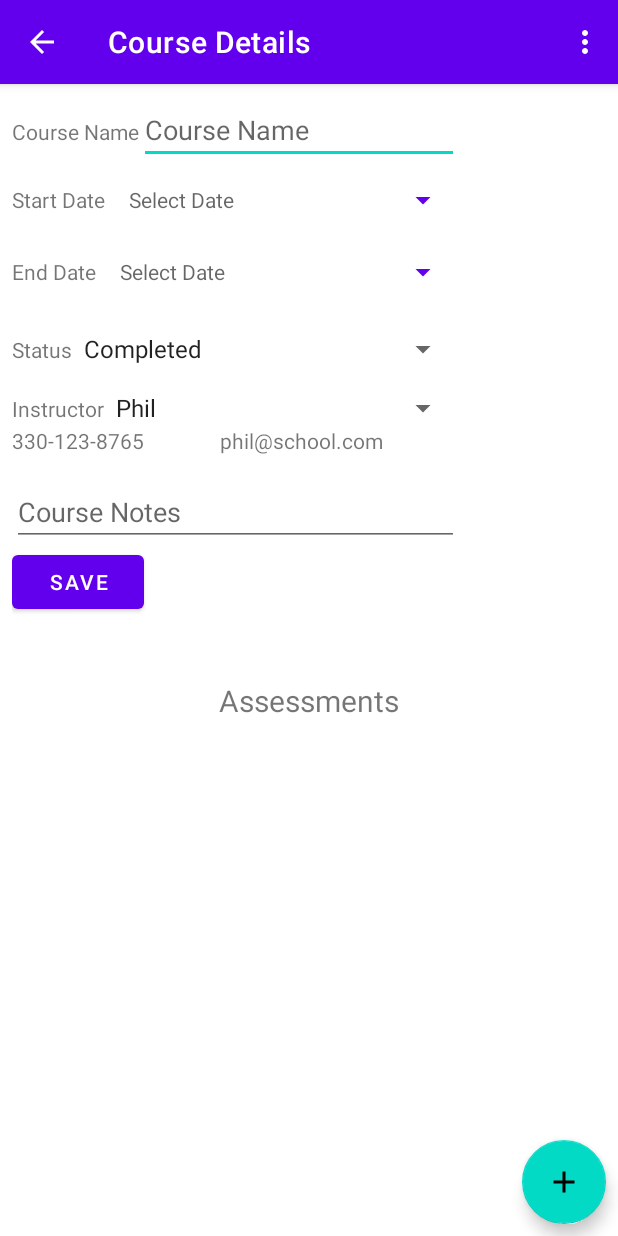
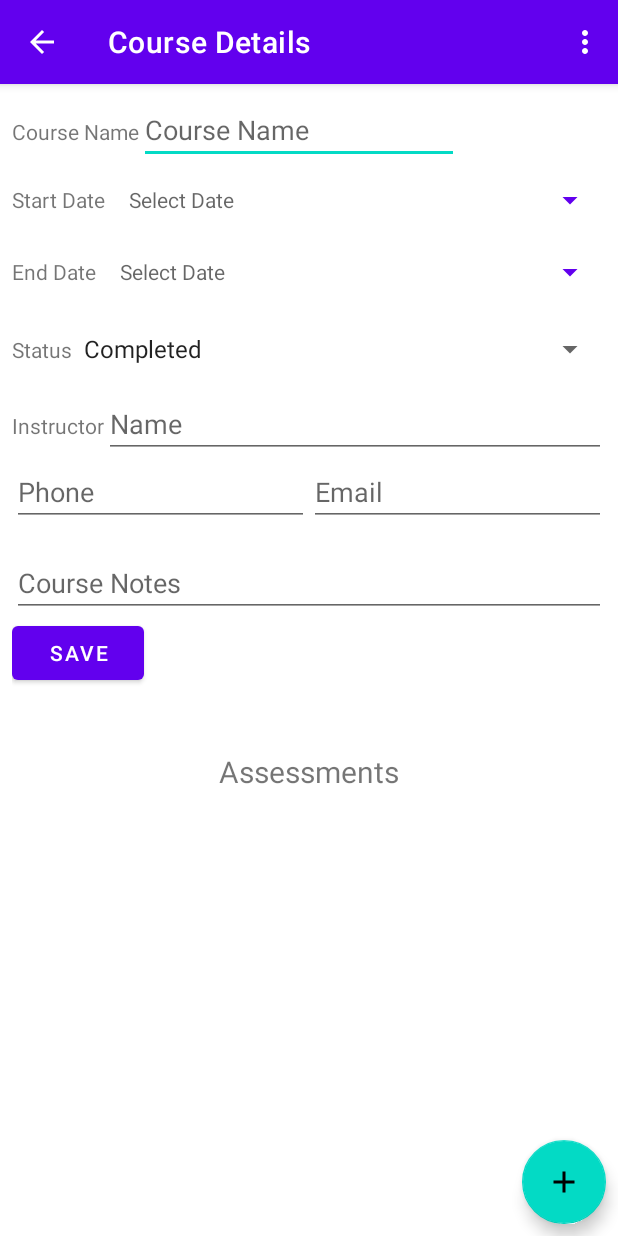
Before and after one commit to Jbruening326/jbrueningMobileDevelopment, an Android app: the CourseDetails screen opened directly, with no data from a screen before it, on a phone screen of 412 x 824 dp. Run offline under Robolectric (Android 15) with nearby library versions, the phone set to English and light mode, and no system bars; our stand-ins replace Room's generated code.

Commit message:
04/29/2023

```diff
--- a/app/src/main/java/com/wgu/courseschedulerc196/UI/CourseAdapter.java
+++ b/app/src/main/java/com/wgu/courseschedulerc196/UI/CourseAdapter.java
@@ -42,8 +42,10 @@ public class CourseAdapter extends RecyclerView.Adapter<CourseAdapter.CourseView
                     intent.putExtra("end", current.getEndDate());
                     intent.putExtra("note", current.getNote());
                     intent.putExtra("status", current.getStatus());
+                    intent.putExtra("name", current.getInstructorName());
+                    intent.putExtra("phone", current.getInstructorPhone());
+                    intent.putExtra("email", current.getInstructorEmail());
                     intent.putExtra("termId", current.getTermId());
-                    intent.putExtra("instructorId", current.getInstructorId());
                     context.startActivity(intent);
                 }
             });
--- a/app/src/main/java/com/wgu/courseschedulerc196/UI/CourseDetails.java
+++ b/app/src/main/java/com/wgu/courseschedulerc196/UI/CourseDetails.java
@@ -4,6 +4,7 @@ import androidx.appcompat.app.AppCompatActivity;
 import androidx.recyclerview.widget.LinearLayoutManager;
 import androidx.recyclerview.widget.RecyclerView;
 
+import android.annotation.SuppressLint;
 import android.app.AlarmManager;
 import android.app.DatePickerDialog;
 import android.app.PendingIntent;
@@ -27,7 +28,6 @@ import com.wgu.courseschedulerc196.R;
 import com.wgu.courseschedulerc196.database.Repository;
 import com.wgu.courseschedulerc196.entities.Assessment;
 import com.wgu.courseschedulerc196.entities.Course;
-import com.wgu.courseschedulerc196.entities.Instructor;
 import com.wgu.courseschedulerc196.entities.Term;
 
 import java.util.ArrayList;
@@ -42,12 +42,10 @@ public class CourseDetails extends AppCompatActivity {
     private DatePickerDialog editEnd;
     private Button startDateButton;
     private Button endDateButton;
-
-
     private Spinner statusSpinner;
-    private Spinner instructorSpinner;
-    private TextView instructorPhoneView;
-    private TextView instructorEmailView;
+    private EditText instructorName;
+    private EditText instructorPhone;
+    private EditText instructorEmail;
     private EditText notes;
 
     private Repository repository = new Repository(getApplication());
@@ -58,16 +56,16 @@ public class CourseDetails extends AppCompatActivity {
     private String endDate;
     private final List<String> statusTypes = new ArrayList<>();
     private String status;
-    private final List<Instructor> listInstructors = new ArrayList<>();
-    private final List<String> stringInstructors = new ArrayList<>();
-    private String stringInstructor;
-    private Instructor instructor;
+    private String name;
+    private String phone;
+    private String email;
     private String note;
     private int termId;
-    private int instructorId;
+
     private RecyclerView recyclerView;
 
 
+    @SuppressLint("MissingInflatedId")
     @Override
     protected void onCreate(Bundle savedInstanceState) {
         super.onCreate(savedInstanceState);
@@ -97,22 +95,13 @@ public class CourseDetails extends AppCompatActivity {
         statusSpinner = findViewById(R.id.statusSpinner);
         status = getIntent().getStringExtra("status");
 
+        instructorName = findViewById(R.id.editTextInstructorName);
+        name = getIntent().getStringExtra("name");
+        instructorPhone = findViewById(R.id.editTextPhone);
+        phone = getIntent().getStringExtra("phone");
+        instructorEmail = findViewById(R.id.editTextTextEmailAddress);
+        email = getIntent().getStringExtra("email");
 
-        listInstructors.addAll(repository.getAllInstructors());
-        for (int i = 0; i < listInstructors.size(); i++) {
-            String temp = listInstructors.get(i).toString();
-            stringInstructors.add(temp);
-        }
-        instructorSpinner = findViewById(R.id.instructorSpinner);
-        instructorId = getIntent().getIntExtra("instructorId", -1);
-        try {
-            instructor = repository.getInstructor(instructorId);
-            stringInstructor = instructor.toString();
-        } catch (Exception e) {
-            e.printStackTrace();
-        }
-        instructorPhoneView = findViewById(R.id.instructorPhoneView);
-        instructorEmailView = findViewById(R.id.instructorEmailView);
 
 
         notes = findViewById(R.id.notesTextView);
@@ -138,43 +127,9 @@ public class CourseDetails extends AppCompatActivity {
         statusSpinner.setAdapter(statusArrayAdapter);
         int statusPosition = statusArrayAdapter.getPosition(status);
         statusSpinner.setSelection(statusPosition);
-
-
-        ArrayAdapter<String> instructorArrayAdapter = new ArrayAdapter<>(this,
-                android.R.layout.simple_spinner_item, stringInstructors);
-        instructorSpinner.setAdapter(instructorArrayAdapter);
-        int instructorPosition = instructorArrayAdapter.getPosition(stringInstructor);
-        instructorSpinner.setSelection(instructorPosition);
-
-
-        instructorSpinner.setOnItemSelectedListener(new AdapterView.OnItemSelectedListener() {
-
-
-            @Override
-            public void onItemSelected(AdapterView<?> adapterView, View view, int i, long l) {
-                try {
-                    stringInstructor = instructorArrayAdapter.getItem(i);
-                    for (Instructor j : repository.getAllInstructors()) {
-                        if (stringInstructor.equals(j.toString())) {
-                            instructorId = j.getInstructorId();
-                        }
-                    }
-                    instructor = repository.getInstructor(instructorId);
-                    instructorPhoneView.setText(instructor.getPhoneNumber());
-                    instructorEmailView.setText(instructor.getEmail());
-                }
-                catch(Exception e){
-                    e.printStackTrace();
-                }
-            }
-
-            @Override
-            public void onNothingSelected(AdapterView<?> adapterView) {
-
-            }
-
-        });
-
+        instructorName.setText(name);
+        instructorPhone.setText(phone);
+        instructorEmail.setText(email);
 
         notes.setText(note);
 
@@ -204,12 +159,10 @@ public class CourseDetails extends AppCompatActivity {
         startDate = startDateButton.getText().toString();
         endDate = endDateButton.getText().toString();
         status = statusSpinner.getSelectedItem().toString();
-        stringInstructor = instructorSpinner.getSelectedItem().toString();
-        for (Instructor i : repository.getAllInstructors()) {
-            if (stringInstructor.equals(i.toString())) {
-                instructorId = i.getInstructorId();
-            }
-        }
+        name = instructorName.getText().toString();
+        phone =instructorPhone.getText().toString();
+        email = instructorEmail.getText().toString();
+
 
         note = notes.getText().toString(); // optional
         if (termId == -1) {
@@ -250,12 +203,12 @@ public class CourseDetails extends AppCompatActivity {
         //Some more date comparing logic to make sure data is within term
         else {
             if (id == -1) {
-                Course course = new Course(0, title, startDate, endDate, note, status, termId, instructorId);
+                Course course = new Course(0, title, startDate, endDate, note, status, name, phone, email, termId);
                 repository.insert(course);
                 Toast.makeText(this, "Course added", Toast.LENGTH_LONG).show();
 
             } else {
-                Course course = new Course(id, title, startDate, endDate, note, status, termId, instructorId);
+                Course course = new Course(id, title, startDate, endDate, note, status, name, phone, email, termId);
                 repository.update(course);
                 Toast.makeText(this, "Course updated", Toast.LENGTH_LONG).show();
             }
--- a/app/src/main/java/com/wgu/courseschedulerc196/dao/InstructorDAO.java
+++ /dev/null
@@ -1,32 +0,0 @@
-package com.wgu.courseschedulerc196.dao;
-
-import androidx.room.Dao;
-import androidx.room.Delete;
-import androidx.room.Insert;
-import androidx.room.OnConflictStrategy;
-import androidx.room.Query;
-import androidx.room.Update;
-
-import com.wgu.courseschedulerc196.entities.Assessment;
-import com.wgu.courseschedulerc196.entities.Instructor;
-
-import java.util.List;
-
-@Dao
-public interface InstructorDAO {
-
-    @Insert(onConflict = OnConflictStrategy.IGNORE)
-    void insert(Instructor instructor);
-
-    @Update
-    void update(Instructor instructor);
-
-    @Delete
-    void delete(Instructor instructor);
-
-    @Query("SELECT * FROM instructors ORDER BY instructorId ASC")
-    List<Instructor> getAllInstructors();
-
-    @Query("SELECT * FROM instructors WHERE instructorId = :instructorId")
-    Instructor getInstructor(int instructorId);
-}
--- a/app/src/main/java/com/wgu/courseschedulerc196/database/CourseDatabaseBuilder.java
+++ b/app/src/main/java/com/wgu/courseschedulerc196/database/CourseDatabaseBuilder.java
@@ -9,18 +9,15 @@ import androidx.room.RoomDatabase;
 
 import com.wgu.courseschedulerc196.dao.AssessmentDAO;
 import com.wgu.courseschedulerc196.dao.CourseDAO;
-import com.wgu.courseschedulerc196.dao.InstructorDAO;
 import com.wgu.courseschedulerc196.dao.TermDAO;
 import com.wgu.courseschedulerc196.entities.Assessment;
 import com.wgu.courseschedulerc196.entities.Course;
-import com.wgu.courseschedulerc196.entities.Instructor;
 import com.wgu.courseschedulerc196.entities.Term;
 
-@Database(entities = {Assessment.class, Course.class, Instructor.class, Term.class}, version = 18, exportSchema = false)
+@Database(entities = {Assessment.class, Course.class, Term.class}, version = 19, exportSchema = false)
 public abstract class CourseDatabaseBuilder extends RoomDatabase {
     public abstract AssessmentDAO assessmentDAO();
     public abstract CourseDAO courseDAO();
-    public abstract InstructorDAO instructorDAO();
     public abstract TermDAO termDAO();
 
     private static volatile CourseDatabaseBuilder INSTANCE;
--- a/app/src/main/java/com/wgu/courseschedulerc196/database/Repository.java
+++ b/app/src/main/java/com/wgu/courseschedulerc196/database/Repository.java
@@ -4,11 +4,9 @@ import android.app.Application;
 
 import com.wgu.courseschedulerc196.dao.AssessmentDAO;
 import com.wgu.courseschedulerc196.dao.CourseDAO;
-import com.wgu.courseschedulerc196.dao.InstructorDAO;
 import com.wgu.courseschedulerc196.dao.TermDAO;
 import com.wgu.courseschedulerc196.entities.Assessment;
 import com.wgu.courseschedulerc196.entities.Course;
-import com.wgu.courseschedulerc196.entities.Instructor;
 import com.wgu.courseschedulerc196.entities.Term;
 
 import java.util.List;
@@ -22,9 +20,6 @@ public class Repository {
     private CourseDAO mCourseDAO;
     private List<Course> mAllCourses;
 
-    private InstructorDAO mInstructorDAO;
-    private List<Instructor> mAllInstructors;
-    private Instructor mInstructor;
 
     private TermDAO mTermDAO;
     private List<Term> mAllTerms;
@@ -39,7 +34,6 @@ public class Repository {
         CourseDatabaseBuilder db = CourseDatabaseBuilder.getDatabase(application);
         mAssessmentDAO = db.assessmentDAO();
         mCourseDAO = db.courseDAO();
-        mInstructorDAO = db.instructorDAO();
         mTermDAO = db.termDAO();
     }
 
@@ -162,62 +156,7 @@ public class Repository {
 
 
     //Instructors
-    public List<Instructor>getAllInstructors(){
-        databaseExecutor.execute(() -> {
-            mAllInstructors = mInstructorDAO.getAllInstructors();
-        });
-        try {
-            Thread.sleep(1000);
-        } catch (InterruptedException e) {
-            e.printStackTrace();
-        }
-        return mAllInstructors;
-    }
 
-    public void insert(Instructor instructor){
-        databaseExecutor.execute(() -> {
-            mInstructorDAO.insert(instructor);
-        });
-        try {
-            Thread.sleep(1000);
-        } catch (InterruptedException e) {
-            e.printStackTrace();
-        }
-    }
-
-    public void update(Instructor instructor){
-        databaseExecutor.execute(() -> {
-            mInstructorDAO.update(instructor);
-        });
-        try {
-            Thread.sleep(1000);
-        } catch (InterruptedException e) {
-            e.printStackTrace();
-        }
-    }
-
-    public void delete(Instructor instructor){
-        databaseExecutor.execute(() -> {
-            mInstructorDAO.delete(instructor);
-        });
-        try {
-            Thread.sleep(1000);
-        } catch (InterruptedException e) {
-            e.printStackTrace();
-        }
-    }
-
-    public Instructor getInstructor(int instructorId) {
-        databaseExecutor.execute(() -> {
-            mInstructor = mInstructorDAO.getInstructor(instructorId);
-        });
-        try {
-            Thread.sleep(1000);
-        } catch (InterruptedException e) {
-            e.printStackTrace();
-        }
-        return mInstructor;
-    }
 
     //Terms
     public List<Term>getAllTerms(){
--- a/app/src/main/java/com/wgu/courseschedulerc196/entities/Instructor.java
+++ /dev/null
@@ -1,62 +0,0 @@
-package com.wgu.courseschedulerc196.entities;
-
-import androidx.room.Entity;
-import androidx.room.PrimaryKey;
-
-@Entity(tableName = "instructors")
-public class Instructor {
-    @PrimaryKey(autoGenerate = true)
-    private int instructorId;
-    private String name;
-    private String phoneNumber;
-    private String email;
-
-    public Instructor(int instructorId, String name, String phoneNumber, String email) {
-        this.instructorId = instructorId;
-        this.name = name;
-        this.phoneNumber = phoneNumber;
-        this.email = email;
-    }
-
-    public Instructor() {
-    }
-
-    public int getInstructorId() {
-        return instructorId;
-    }
-
-    public void setInstructorId(int instructorId) {
-        this.instructorId = instructorId;
-    }
-
-    public String getName() {
-        return name;
-    }
-
-    public void setName(String name) {
-        this.name = name;
-    }
-
-    public String getPhoneNumber() {
-        return phoneNumber;
-    }
-
-    public void setPhoneNumber(String phoneNumber) {
-        this.phoneNumber = phoneNumber;
-    }
-
-    public String getEmail() {
-        return email;
-    }
-
-    public void setEmail(String email) {
-        this.email = email;
-    }
-
-
-    @Override
-    public String toString() {
-
-        return name;
-    }
-}
--- a/app/src/main/res/layout-land/activity_course_details.xml
+++ b/app/src/main/res/layout-land/activity_course_details.xml
@@ -4,16 +4,20 @@
     xmlns:tools="http://schemas.android.com/tools"
     android:layout_width="match_parent"
     android:layout_height="match_parent"
+    android:paddingLeft="48dp"
     tools:context=".UI.CourseDetails">
 
 
     <ScrollView
         android:id="@+id/scrollView4"
         android:layout_width="wrap_content"
-        android:layout_height="300dp"
+        android:layout_height="wrap_content"
         android:layout_marginStart="8dp"
         android:layout_marginTop="8dp"
+        android:layout_marginBottom="8dp"
         android:foregroundGravity="center"
+        android:paddingLeft="8dp"
+        app:layout_constraintBottom_toBottomOf="parent"
         app:layout_constraintStart_toStartOf="parent"
         app:layout_constraintTop_toTopOf="parent">
 
@@ -124,33 +128,41 @@
                     android:layout_height="wrap_content"
                     android:text="@string/instructor" />
 
-                <Spinner
-                    android:id="@+id/instructorSpinner"
-                    android:layout_width="0dp"
+                <EditText
+                    android:id="@+id/editTextInstructorName"
+                    android:layout_width="wrap_content"
                     android:layout_height="wrap_content"
                     android:layout_weight="1"
-                    android:hint="@string/instructor_details" />
+                    android:ems="10"
+                    android:hint="Name"
+                    android:inputType="textPersonName" />
 
             </LinearLayout>
+
             <LinearLayout
                 android:layout_width="match_parent"
                 android:layout_height="match_parent"
                 android:layout_marginBottom="15dp"
                 android:orientation="horizontal">
 
-                <TextView
-                    android:id="@+id/instructorPhoneView"
+                <EditText
+                    android:id="@+id/editTextPhone"
                     android:layout_width="wrap_content"
                     android:layout_height="wrap_content"
                     android:layout_weight="1"
-                    android:text="Phone" />
+                    android:ems="10"
+                    android:hint="Phone"
+                    android:inputType="phone" />
 
-                <TextView
-                    android:id="@+id/instructorEmailView"
+                <EditText
+                    android:id="@+id/editTextTextEmailAddress"
                     android:layout_width="wrap_content"
                     android:layout_height="wrap_content"
                     android:layout_weight="1"
-                    android:text="Email" />
+                    android:ems="10"
+                    android:hint="Email"
+                    android:inputType="textEmailAddress" />
+
             </LinearLayout>
 
             <LinearLayout
@@ -187,7 +199,7 @@
 
     <androidx.recyclerview.widget.RecyclerView
         android:id="@+id/assessmentRecyclerView"
-        android:layout_width="395dp"
+        android:layout_width="wrap_content"
         android:layout_height="wrap_content"
         android:layout_marginEnd="8dp"
         app:layout_constraintBottom_toBottomOf="parent"
--- a/app/src/main/res/layout/activity_course_details.xml
+++ b/app/src/main/res/layout/activity_course_details.xml
@@ -124,12 +124,14 @@
                     android:layout_height="wrap_content"
                     android:text="@string/instructor" />
 
-                <Spinner
-                    android:id="@+id/instructorSpinner"
-                    android:layout_width="0dp"
+                <EditText
+                    android:id="@+id/editTextInstructorName"
+                    android:layout_width="wrap_content"
                     android:layout_height="wrap_content"
                     android:layout_weight="1"
-                    android:hint="@string/instructor_details" />
+                    android:ems="10"
+                    android:inputType="textPersonName"
+                    android:hint="Name" />
 
             </LinearLayout>
 
@@ -139,19 +141,24 @@
                 android:layout_marginBottom="15dp"
                 android:orientation="horizontal">
 
-                <TextView
-                    android:id="@+id/instructorPhoneView"
+                <EditText
+                    android:id="@+id/editTextPhone"
                     android:layout_width="wrap_content"
                     android:layout_height="wrap_content"
                     android:layout_weight="1"
-                    android:text="Phone" />
+                    android:ems="10"
+                    android:hint="Phone"
+                    android:inputType="phone" />
 
-                <TextView
-                    android:id="@+id/instructorEmailView"
+                <EditText
+                    android:id="@+id/editTextTextEmailAddress"
                     android:layout_width="wrap_content"
                     android:layout_height="wrap_content"
                     android:layout_weight="1"
-                    android:text="Email" />
+                    android:ems="10"
+                    android:hint="Email"
+                    android:inputType="textEmailAddress" />
+
             </LinearLayout>
 
             <LinearLayout
```
Also changed, not shown: app/src/main/java/com/wgu/courseschedulerc196/UI/MainActivity.java (+2 -25 lines), app/src/main/java/com/wgu/courseschedulerc196/entities/Course.java (+32 -10 lines).
